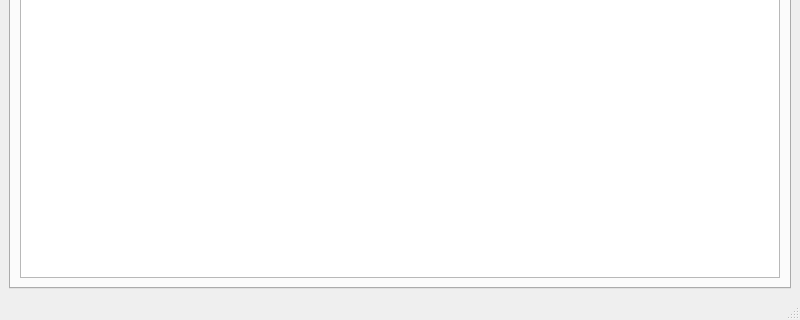
First picture: the form in pcsx2-qt/Debugger/DataInspectorWindow.ui, repository weirdbeardgame/pcsx2, before the edit; both pictures show x 0 to 800 and y 280 to 600 of the 800 by 600 pixel window.
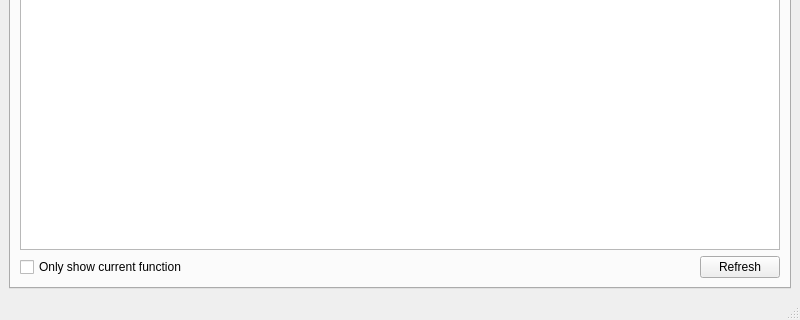
Second picture: the form after the edit. The open tabs and pages were chosen to show the change. Icons and pictures are not drawn.

Commit message:
DataInspector: Implement the stack tab
This will allow users to inspect the values of local variables, and
possibly in the future parameters.

```diff
--- a/pcsx2-qt/Debugger/DataInspectorWindow.ui
+++ b/pcsx2-qt/Debugger/DataInspectorWindow.ui
@@ -152,6 +152,37 @@
         <item>
          <widget class="QTreeView" name="stackTreeView"/>
         </item>
+        <item>
+         <layout class="QHBoxLayout" name="stackControls">
+          <item>
+           <widget class="QCheckBox" name="checkBox">
+            <property name="text">
+             <string>Only show current function</string>
+            </property>
+           </widget>
+          </item>
+          <item>
+           <spacer name="horizontalSpacer">
+            <property name="orientation">
+             <enum>Qt::Horizontal</enum>
+            </property>
+            <property name="sizeHint" stdset="0">
+             <size>
+              <width>40</width>
+              <height>20</height>
+             </size>
+            </property>
+           </spacer>
+          </item>
+          <item>
+           <widget class="QPushButton" name="stackRefreshButton">
+            <property name="text">
+             <string>Refresh</string>
+            </property>
+           </widget>
+          </item>
+         </layout>
+        </item>
        </layout>
       </widget>
      </widget>
```
Left out of the diff: 2 changed lines with no effect on the pictures. The commit also changes 9 other files.
